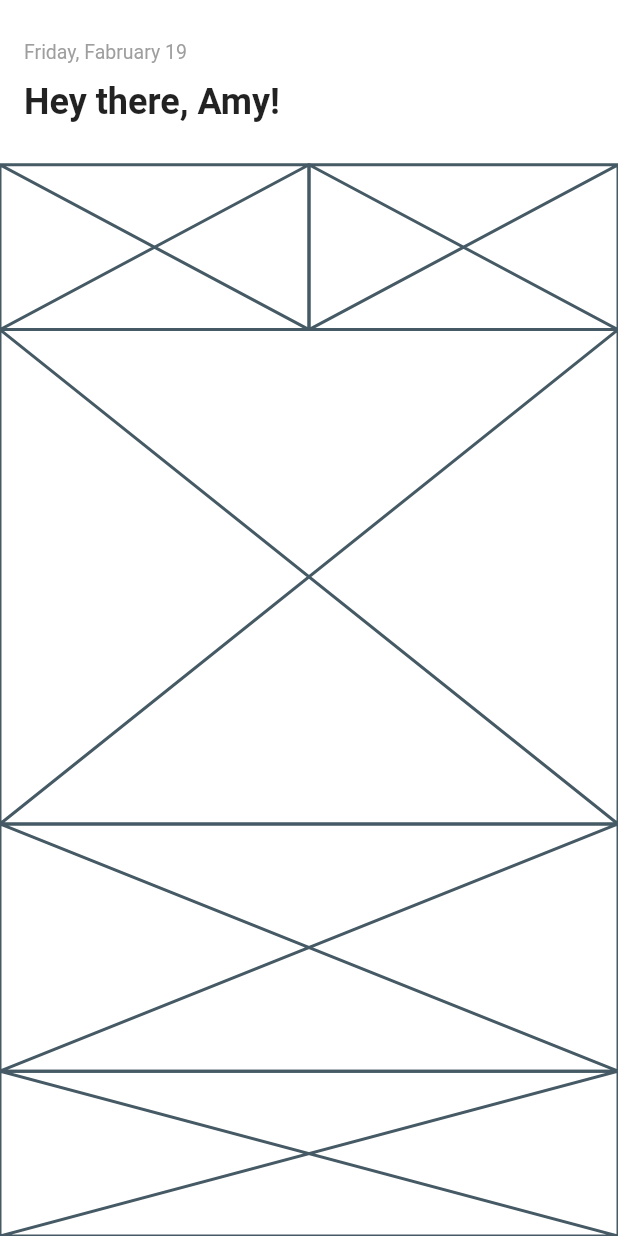
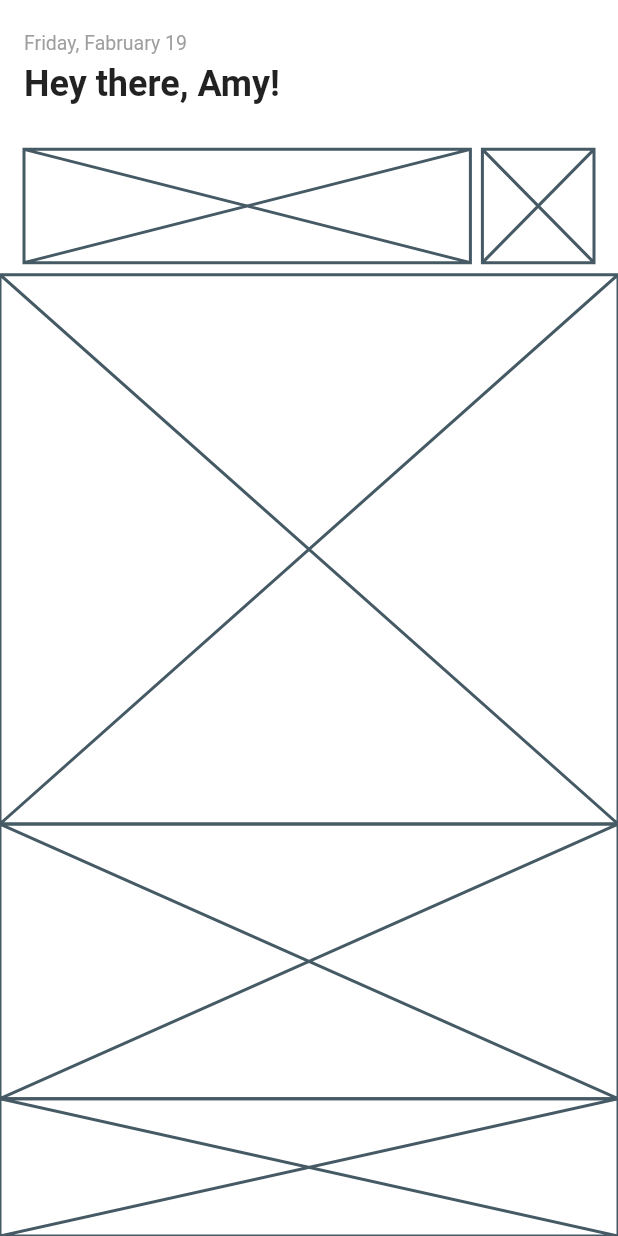
Before and after one commit to JAICHANGPARK/flutter_notebook_11th_story, a Flutter app: the screen it shows after launch, on a phone screen of 412 x 824 dp. Run offline on Flutter 3.47's test engine with Material 2 defaults, Android fonts, the phone set to English and light mode, and no system bars; our stand-ins replace backdrop, badges, flutter_inner_drawer, flutter_slidable, flutter_swiper, google_fonts.

Commit message:
Update experience_home_page.dart

```diff
--- a/lib/ep718_experience_app/experience_home_page.dart
+++ b/lib/ep718_experience_app/experience_home_page.dart
@@ -35,14 +35,22 @@ class _ExperienceHomePageState extends State<ExperienceHomePage> {
                 )),
             Expanded(
                 flex: 2,
-                child: Row(
-                  children: [
-                    Expanded(child: Placeholder()),
-                    Expanded(child: Placeholder()),
-                  ],
+                child: Padding(
+                  padding: const EdgeInsets.symmetric(horizontal: 16, vertical: 8),
+                  child: Row(
+                    children: [
+                      Expanded(
+                          flex: 8,
+                          child: Placeholder()),
+                      SizedBox(width: 8,),
+                      Expanded(
+                          flex: 2,
+                          child: Placeholder()),
+                    ],
+                  ),
                 )),
-            Expanded(flex: 6, child: Placeholder()),
-            Expanded(flex: 3, child: Placeholder()),
+            Expanded(flex: 8, child: Placeholder()),
+            Expanded(flex: 4, child: Placeholder()),
             Expanded(flex: 2, child: Placeholder()),
           ],
         ),
```
